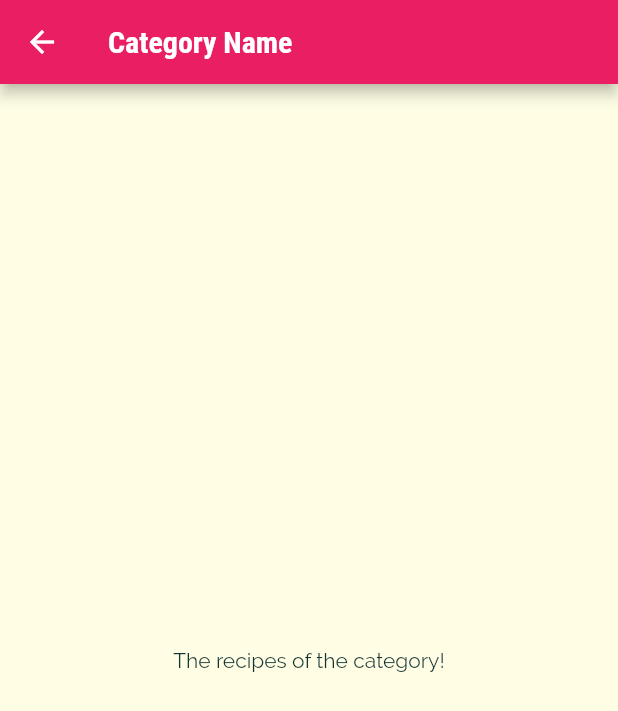
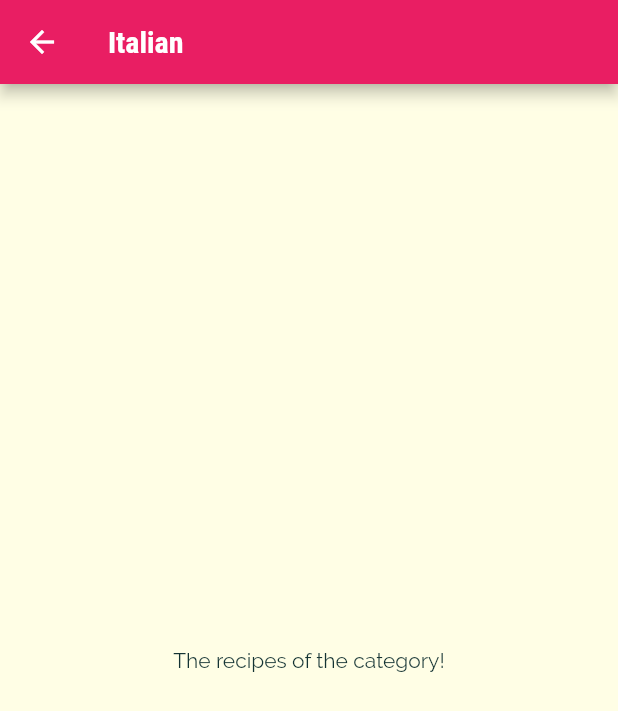
Before and after one commit to nicoproto/meals_flutter_app, a Flutter app: the screen it shows after launch, after a tap on "Italian", on a phone screen of 412 x 824 dp. Shown: the top 711 px of the screen. Run offline on Flutter 3.47's test engine with Material 2 defaults, Android fonts, the phone set to English and light mode, and no system bars.

Commit message:
Passing Data via the Constructor

```diff
--- a/lib/categories_screen.dart
+++ b/lib/categories_screen.dart
@@ -12,7 +12,7 @@
       body: GridView(
           padding: const EdgeInsets.all(25),
           children: DUMMY_CATEGORIES
-              .map((e) => CategoryItem(e.title, e.color))
+              .map((e) => CategoryItem(e.id, e.title, e.color))
               .toList(),
           gridDelegate: SliverGridDelegateWithMaxCrossAxisExtent(
             maxCrossAxisExtent: 200,
--- a/lib/category_item.dart
+++ b/lib/category_item.dart
@@ -2,14 +2,15 @@
 import './category_meals_screen.dart';
 
 class CategoryItem extends StatelessWidget {
+  final String id;
   final String title;
   final Color color;
 
-  CategoryItem(this.title, this.color);
+  CategoryItem(this.id, this.title, this.color);
 
   void SelectCategory(context) {
     Navigator.of(context).push(MaterialPageRoute(builder: (_) {
-      return CategoryMealsScreen();
+      return CategoryMealsScreen(id, title);
     }));
   }
 
--- a/lib/category_meals_screen.dart
+++ b/lib/category_meals_screen.dart
@@ -1,11 +1,16 @@
 import 'package:flutter/material.dart';
 
 class CategoryMealsScreen extends StatelessWidget {
+  final String categoryId;
+  final String categoryTitle;
+
+  CategoryMealsScreen(this.categoryId, this.categoryTitle);
+
   @override
   Widget build(BuildContext context) {
     return Scaffold(
       appBar: AppBar(
-        title: Text('Category Name'),
+        title: Text(categoryTitle),
       ),
       body: Center(
         child: Text('The recipes of the category!'),
```
